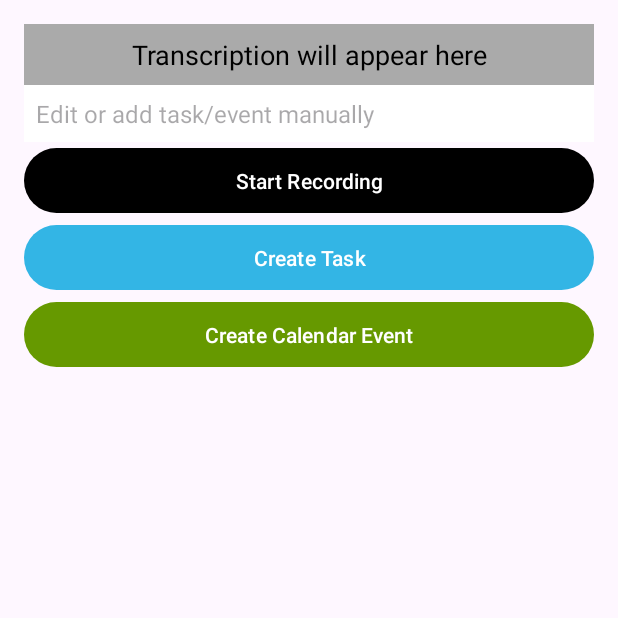
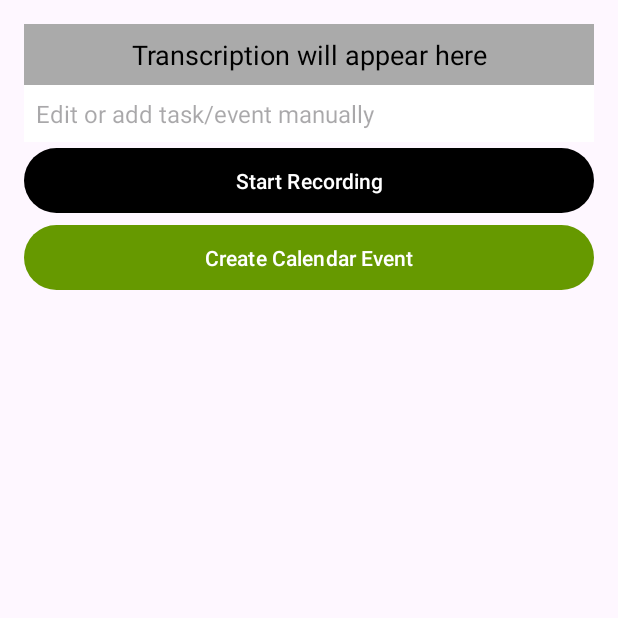
Before and after one commit to Rajkumar-001/valuefyAssignment, an Android app: the screen it shows after launch (MainActivity), on a phone screen of 412 x 824 dp, the top half of it. Run offline under Robolectric (Android 15) with nearby library versions, the phone set to English and light mode, and no system bars.

Commit message:
added some changes

```diff
--- a/app/src/main/res/layout/activity_main.xml
+++ b/app/src/main/res/layout/activity_main.xml
@@ -40,16 +40,6 @@
         android:textColor="@android:color/white"/>
 
     <Button
-        android:id="@+id/btnCreateTask"
-        android:layout_width="match_parent"
-        android:layout_height="wrap_content"
-        android:text="Create Task"
-        android:padding="12dp"
-        android:gravity="center"
-        app:backgroundTint="@android:color/holo_blue_light"
-        android:textColor="@android:color/white"/>
-
-    <Button
         android:id="@+id/btnCreateEvent"
         android:layout_width="match_parent"
         android:layout_height="wrap_content"
```
Also changed, not shown: app/src/main/AndroidManifest.xml (+1 -6 lines), app/src/main/java/com/example/assigmentvaluefy/MainActivity.kt (+51 -25 lines).
